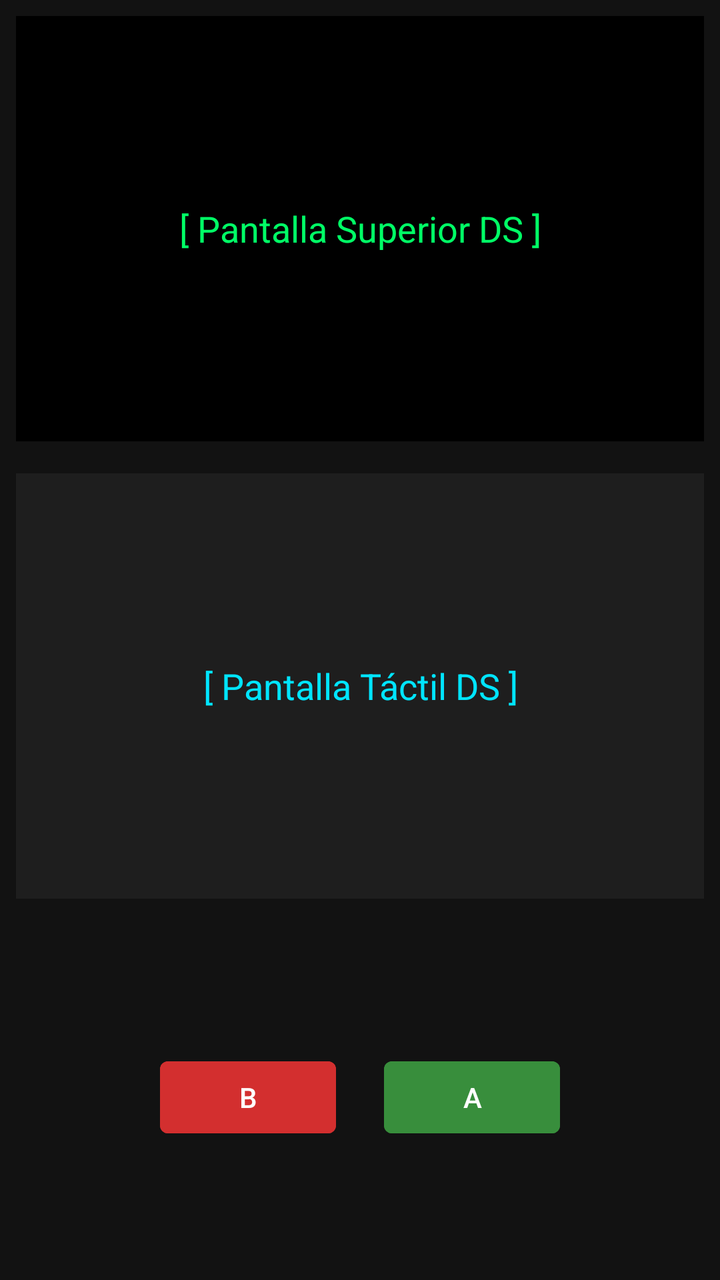
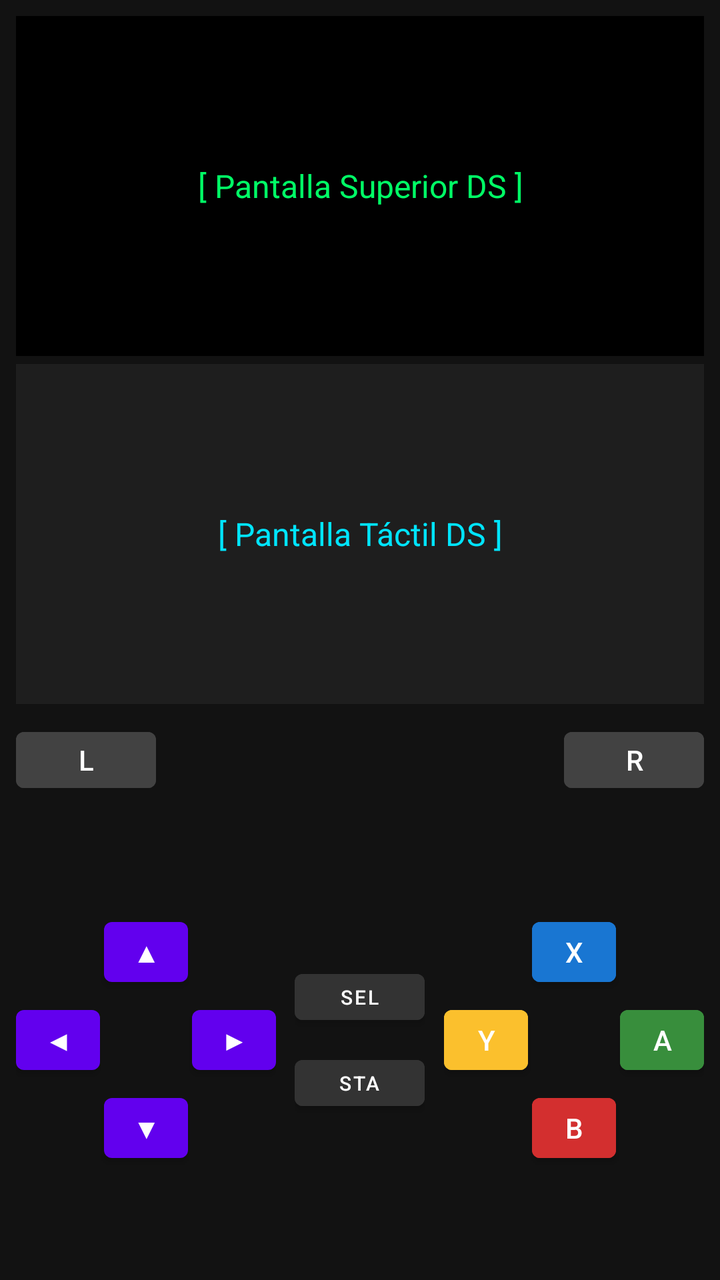

Screens rendered from an Android XML layout before and after an edit, with the pre-edit source and the edit as a unified diff.
<!-- AndroidManifest.xml: application theme Theme.MaterialComponents.DayNight.NoActionBar -->
<!-- res/layout/activity_main.xml -->
<?xml version="1.0" encoding="utf-8"?>
<LinearLayout xmlns:android="http://schemas.android.com/apk/res/android"
    android:layout_width="match_parent"
    android:layout_height="match_parent"
    android:orientation="vertical"
    android:background="#121212"
    android:weightSum="10">

    <TextView
        android:layout_width="match_parent"
        android:layout_height="0dp"
        android:layout_weight="3.5"
        android:layout_margin="8dp"
        android:background="#000000"
        android:gravity="center"
        android:text="[ Pantalla Superior DS ]"
        android:textColor="#00FF66"
        android:textSize="18sp" />

    <TextView
        android:layout_width="match_parent"
        android:layout_height="0dp"
        android:layout_weight="3.5"
        android:layout_margin="8dp"
        android:background="#1E1E1E"
        android:gravity="center"
        android:text="[ Pantalla Táctil DS ]"
        android:textColor="#00E5FF"
        android:textSize="18sp" />

    <LinearLayout
        android:layout_width="match_parent"
        android:layout_height="0dp"
        android:layout_weight="3"
        android:orientation="horizontal"
        android:gravity="center"
        android:padding="16dp">

        <Button
            android:id="@+id/btn_b"
            android:layout_width="wrap_content"
            android:layout_height="wrap_content"
            android:layout_marginEnd="24dp"
            android:text="B"
            android:backgroundTint="#D32F2F" />

        <Button
            android:id="@+id/btn_a"
            android:layout_width="wrap_content"
            android:layout_height="wrap_content"
            android:text="A"
            android:backgroundTint="#388E3C" />
    </LinearLayout>

</LinearLayout>
<!-- resources referenced by this layout -->
<resources>

</resources>

<!-- the commit's change to res/layout/activity_main.xml (unified diff, before → after) -->
@@ -1,55 +1,180 @@
 <?xml version="1.0" encoding="utf-8"?>
-<LinearLayout xmlns:android="http://schemas.android.com/apk/res/android"
+<RelativeLayout xmlns:android="http://schemas.android.com/apk/res/android"
     android:layout_width="match_parent"
     android:layout_height="match_parent"
-    android:orientation="vertical"
     android:background="#121212"
-    android:weightSum="10">
+    android:padding="8dp">
 
-    <TextView
+    
+    <LinearLayout
+        android:id="@+id/screens_container"
         android:layout_width="match_parent"
-        android:layout_height="0dp"
-        android:layout_weight="3.5"
-        android:layout_margin="8dp"
-        android:background="#000000"
-        android:gravity="center"
-        android:text="[ Pantalla Superior DS ]"
-        android:textColor="#00FF66"
-        android:textSize="18sp" />
+        android:layout_height="wrap_content"
+        android:orientation="vertical"
+        android:layout_alignParentTop="true">
 
-    <TextView
+        <TextView
+            android:id="@+id/screen_top"
+            android:layout_width="match_parent"
+            android:layout_height="170dp"
+            android:layout_marginBottom="4dp"
+            android:background="#000000"
+            android:gravity="center"
+            android:text="[ Pantalla Superior DS ]"
+            android:textColor="#00FF66"
+            android:textSize="16sp" />
+
+        <TextView
+            android:id="@+id/screen_bottom"
+            android:layout_width="match_parent"
+            android:layout_height="170dp"
+            android:background="#1E1E1E"
+            android:gravity="center"
+            android:text="[ Pantalla Táctil DS ]"
+            android:textColor="#00E5FF"
+            android:textSize="16sp" />
+    </LinearLayout>
+
+    
+    <Button
+        android:id="@+id/btn_l"
+        android:layout_width="70dp"
+        android:layout_height="40dp"
+        android:layout_below="@id/screens_container"
+        android:layout_alignParentStart="true"
+        android:layout_marginTop="8dp"
+        android:text="L"
+        android:backgroundTint="#424242" />
+
+    <Button
+        android:id="@+id/btn_r"
+        android:layout_width="70dp"
+        android:layout_height="40dp"
+        android:layout_below="@id/screens_container"
+        android:layout_alignParentEnd="true"
+        android:layout_marginTop="8dp"
+        android:text="R"
+        android:backgroundTint="#424242" />
+
+    
+    <RelativeLayout
         android:layout_width="match_parent"
-        android:layout_height="0dp"
-        android:layout_weight="3.5"
-        android:layout_margin="8dp"
-        android:background="#1E1E1E"
-        android:gravity="center"
-        android:text="[ Pantalla Táctil DS ]"
-        android:textColor="#00E5FF"
-        android:textSize="18sp" />
+        android:layout_height="match_parent"
+        android:layout_below="@id/btn_l"
+        android:layout_marginTop="8dp">
 
-    <LinearLayout
-        android:layout_width="match_parent"
-        android:layout_height="0dp"
-        android:layout_weight="3"
-        android:orientation="horizontal"
-        android:gravity="center"
-        android:padding="16dp">
+        
+        <RelativeLayout
+            android:id="@+id/dpad"
+            android:layout_width="130dp"
+            android:layout_height="130dp"
+            android:layout_alignParentStart="true"
+            android:layout_centerVertical="true">
 
-        <Button
-            android:id="@+id/btn_b"
+            <Button
+                android:id="@+id/btn_up"
+                android:layout_width="42dp"
+                android:layout_height="42dp"
+                android:layout_alignParentTop="true"
+                android:layout_centerHorizontal="true"
+                android:text="▲" />
+
+            <Button
+                android:id="@+id/btn_down"
+                android:layout_width="42dp"
+                android:layout_height="42dp"
+                android:layout_alignParentBottom="true"
+                android:layout_centerHorizontal="true"
+                android:text="▼" />
+
+            <Button
+                android:id="@+id/btn_left"
+                android:layout_width="42dp"
+                android:layout_height="42dp"
+                android:layout_alignParentStart="true"
+                android:layout_centerVertical="true"
+                android:text="◀" />
+
+            <Button
+                android:id="@+id/btn_right"
+                android:layout_width="42dp"
+                android:layout_height="42dp"
+                android:layout_alignParentEnd="true"
+                android:layout_centerVertical="true"
+                android:text="▶" />
+        </RelativeLayout>
+
+        
+        <LinearLayout
             android:layout_width="wrap_content"
             android:layout_height="wrap_content"
-            android:layout_marginEnd="24dp"
-            android:text="B"
-            android:backgroundTint="#D32F2F" />
+            android:layout_centerInParent="true"
+            android:orientation="vertical"
+            android:gravity="center">
 
-        <Button
-            android:id="@+id/btn_a"
-            android:layout_width="wrap_content"
-            android:layout_height="wrap_content"
-            android:text="A"
-            android:backgroundTint="#388E3C" />
-    </LinearLayout>
+            <Button
+                android:id="@+id/btn_select"
+                android:layout_width="65dp"
+                android:layout_height="35dp"
+                android:text="SEL"
+                android:textSize="10sp"
+                android:backgroundTint="#333333" />
 
-</LinearLayout>
+            <Button
+                android:id="@+id/btn_start"
+                android:layout_width="65dp"
+                android:layout_height="35dp"
+                android:layout_marginTop="8dp"
+                android:text="STA"
+                android:textSize="10sp"
+                android:backgroundTint="#333333" />
+        </LinearLayout>
+
+        
+        <RelativeLayout
+            android:id="@+id/action_buttons"
+            android:layout_width="130dp"
+            android:layout_height="130dp"
+            android:layout_alignParentEnd="true"
+            android:layout_centerVertical="true">
+
+            <Button
+                android:id="@+id/btn_x"
+                android:layout_width="42dp"
+                android:layout_height="42dp"
+                android:layout_alignParentTop="true"
+                android:layout_centerHorizontal="true"
+                android:text="X"
+                android:backgroundTint="#1976D2" />
+
+            <Button
+                android:id="@+id/btn_b"
+                android:layout_width="42dp"
+                android:layout_height="42dp"
+                android:layout_alignParentBottom="true"
+                android:layout_centerHorizontal="true"
+                android:text="B"
+                android:backgroundTint="#D32F2F" />
+
+            <Button
+                android:id="@+id/btn_y"
+                android:layout_width="42dp"
+                android:layout_height="42dp"
+                android:layout_alignParentStart="true"
+                android:layout_centerVertical="true"
+                android:text="Y"
+                android:backgroundTint="#FBC02D" />
+
+            <Button
+                android:id="@+id/btn_a"
+                android:layout_width="42dp"
+                android:layout_height="42dp"
+                android:layout_alignParentEnd="true"
+                android:layout_centerVertical="true"
+                android:text="A"
+                android:backgroundTint="#388E3C" />
+        </RelativeLayout>
+
+    </RelativeLayout>
+
+</RelativeLayout>
